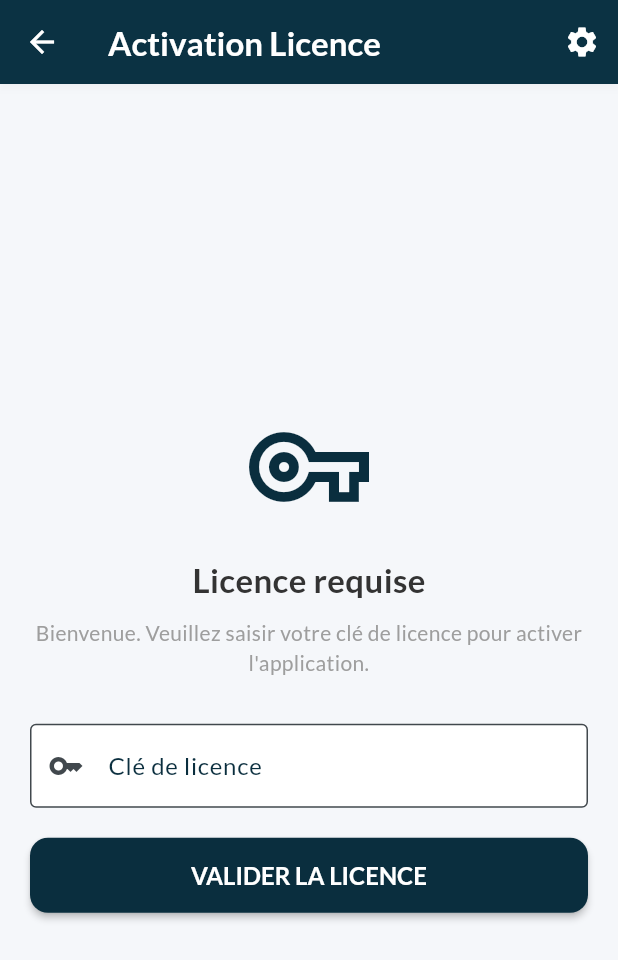
After one commit to airm5500/prestige_app, a Flutter app: the LicenceRegistrationScreen screen opened directly, on a phone screen of 412 x 824 dp. The commit adds this screen. Shown: the top 960 px of the screen. Run offline on Flutter 3.47's test engine with Material 3 defaults, Android fonts, the light colour scheme and no system bars; our stand-ins replace csv, fl_chart, fluttertoast, google_fonts, pdf, printing and 2 more; accounts and stored records are empty; network calls fail.

Commit message:
gestion licence

```diff
--- /dev/null
+++ b/lib/models/licence_model.dart
@@ -0,0 +1,46 @@
+class LicenceModel {
+  final String id;
+  final String typeLicence;
+  final String dateStart;
+  final String dateEnd;
+
+  LicenceModel({
+    required this.id,
+    required this.typeLicence,
+    required this.dateStart,
+    required this.dateEnd,
+  });
+
+  factory LicenceModel.fromJson(Map<String, dynamic> json) {
+    return LicenceModel(
+      id: json['id']?.toString() ?? '',
+      typeLicence: json['typeLicence']?.toString() ?? '',
+      dateStart: json['dateStart']?.toString() ?? '',
+      dateEnd: json['dateEnd']?.toString() ?? '',
+    );
+  }
+
+  DateTime? get expiryDate {
+    if (dateEnd.isEmpty) return null;
+    try {
+      return DateTime.parse(dateEnd);
+    } catch (e) {
+      return null;
+    }
+  }
+
+  int get daysRemaining {
+    final end = expiryDate;
+    if (end == null) return 0;
+
+    final now = DateTime.now();
+    final dateEndOnly = DateTime(end.year, end.month, end.day);
+    final dateNowOnly = DateTime(now.year, now.month, now.day);
+
+    return dateEndOnly.difference(dateNowOnly).inDays;
+  }
+
+  bool get isValid {
+    return daysRemaining >= 0;
+  }
+}
--- /dev/null
+++ b/lib/providers/licence_provider.dart
@@ -0,0 +1,98 @@
+import 'package:flutter/material.dart';
+import 'package:prestige_app/models/licence_model.dart';
+import 'package:prestige_app/services/api_service.dart';
+
+enum LicenceStatus { unknown, valid, expired, notFound, checking }
+
+class LicenceProvider extends ChangeNotifier {
+  LicenceModel? _licence;
+  LicenceStatus _status = LicenceStatus.unknown;
+  String? _errorMessage;
+
+  LicenceModel? get licence => _licence;
+  LicenceStatus get status => _status;
+  String? get errorMessage => _errorMessage;
+
+  // Vérifier la licence au démarrage
+  Future<void> checkLicence(BuildContext context) async {
+    _status = LicenceStatus.checking;
+    notifyListeners();
+
+    try {
+      final apiService = ApiService(); // Ou via Provider si injecté
+      final result = await apiService.findLicence(context);
+
+      if (result != null) {
+        _licence = result;
+        if (_licence!.isValid) {
+          _status = LicenceStatus.valid;
+        } else {
+          _status = LicenceStatus.expired;
+        }
+      } else {
+        _licence = null;
+        _status = LicenceStatus.notFound;
+      }
+    } catch (e) {
+      _status = LicenceStatus.notFound;
+      _errorMessage = e.toString();
+    }
+    notifyListeners();
+  }
+
+  // Enregistrer une nouvelle licence
+  Future<bool> registerLicence(BuildContext context, String key) async {
+    try {
+      final apiService = ApiService();
+      await apiService.registerLicence(context, key);
+
+      // Si succès, on revérifie immédiatement le statut
+      await checkLicence(context);
+      return _status == LicenceStatus.valid;
+    } catch (e) {
+      _errorMessage = e.toString();
+      notifyListeners();
+      return false;
+    }
+  }
+
+  // Logique des alertes périodiques
+  String? getAlertMessage() {
+    if (_licence == null) return null;
+
+    final days = _licence!.daysRemaining;
+
+    // La veille (1 jour ou 0 jour si c'est aujourd'hui)
+    if (days <= 1 && days >= 0) {
+      return "Attention : Votre licence expire ${days == 0 ? "aujourd'hui" : "demain"} !";
+    }
+    // 1 Semaine (entre 2 et 7 jours)
+    if (days <= 7 && days > 1) {
+      return "Rappel : Votre licence expire dans moins d'une semaine ($days jours).";
+    }
+    // 1 Mois (environ 30 jours, disons entre 25 et 30 pour cibler la notif)
+    if (days <= 30 && days > 25) {
+      return "Information : Il vous reste environ 1 mois de licence.";
+    }
+    // 3 Mois (environ 90 jours, disons entre 85 et 90)
+    if (days <= 90 && days > 85) {
+      return "Information : Échéance de licence dans 3 mois.";
+    }
+
+    return null;
+  }
+
+  // ... code existant ...
+
+  // Méthode rapide pour vérifier si la date locale est dépassée
+  // Utile quand l'app revient au premier plan
+  void revalidateLocalStatus() {
+    if (_licence != null) {
+      if (!_licence!.isValid) {
+        // Si la date est dépassée localement, on force le statut expiré
+        _status = LicenceStatus.expired;
+        notifyListeners();
+      }
+    }
+  }
+}
--- /dev/null
+++ b/lib/screens/licence_registration_screen.dart
@@ -0,0 +1,118 @@
+import 'package:flutter/material.dart';
+import 'package:provider/provider.dart';
+import 'package:prestige_app/providers/licence_provider.dart';
+import 'package:prestige_app/screens/settings_screen.dart';
+
+class LicenceRegistrationScreen extends StatefulWidget {
+  const LicenceRegistrationScreen({Key? key}) : super(key: key);
+
+  @override
+  _LicenceRegistrationScreenState createState() => _LicenceRegistrationScreenState();
+}
+
+class _LicenceRegistrationScreenState extends State<LicenceRegistrationScreen> {
+  final TextEditingController _keyController = TextEditingController();
+  bool _isSubmitting = false;
+
+  @override
+  Widget build(BuildContext context) {
+    final licenceProvider = Provider.of<LicenceProvider>(context);
+    final isExpired = licenceProvider.status == LicenceStatus.expired;
+
+    return Scaffold(
+      appBar: AppBar(
+        title: const Text("Activation Licence"),
+        backgroundColor: Theme.of(context).primaryColor,
+        actions: [
+          // Bouton Configuration si besoin
+          IconButton(
+            icon: const Icon(Icons.settings),
+            onPressed: () {
+              Navigator.push(
+                context,
+                MaterialPageRoute(builder: (context) => const SettingsScreen()),
+              );
+            },
+            tooltip: "Configuration Serveur",
+          )
+        ],
+      ),
+      body: Padding(
+        padding: const EdgeInsets.all(20.0),
+        child: Center(
+          child: SingleChildScrollView(
+            child: Column(
+              mainAxisAlignment: MainAxisAlignment.center,
+              children: [
+                Icon(
+                  isExpired ? Icons.timer_off_outlined : Icons.vpn_key_outlined,
+                  size: 80,
+                  color: isExpired ? Colors.red : Theme.of(context).primaryColor,
+                ),
+                const SizedBox(height: 20),
+                Text(
+                  isExpired ? "Votre licence a expiré." : "Licence requise",
+                  style: const TextStyle(fontSize: 22, fontWeight: FontWeight.bold),
+                ),
+                const SizedBox(height: 10),
+                Text(
+                  isExpired
+                      ? "Veuillez saisir une nouvelle clé pour continuer à utiliser l'application."
+                      : "Bienvenue. Veuillez saisir votre clé de licence pour activer l'application.",
+                  textAlign: TextAlign.center,
+                  style: const TextStyle(color: Colors.grey),
+                ),
+                const SizedBox(height: 30),
+                TextField(
+                  controller: _keyController,
+                  decoration: const InputDecoration(
+                    labelText: "Clé de licence",
+                    border: OutlineInputBorder(),
+                    prefixIcon: Icon(Icons.key),
+                  ),
+                ),
+                const SizedBox(height: 20),
+                if (licenceProvider.errorMessage != null)
+                  Padding(
+                    padding: const EdgeInsets.only(bottom: 10),
+                    child: Text(
+                      licenceProvider.errorMessage!,
+                      style: const TextStyle(color: Colors.red),
+                      textAlign: TextAlign.center,
+                    ),
+                  ),
+                SizedBox(
+                  width: double.infinity,
+                  height: 50,
+                  child: ElevatedButton(
+                    onPressed: _isSubmitting ? null : () async {
+                      if (_keyController.text.isEmpty) return;
+
+                      setState(() => _isSubmitting = true);
+                      final success = await licenceProvider.registerLicence(context, _keyController.text.trim());
+                      setState(() => _isSubmitting = false);
+
+                      if (success) {
+                        ScaffoldMessenger.of(context).showSnackBar(
+                          const SnackBar(content: Text("Licence activée avec succès !")),
+                        );
+                        // La redirection sera gérée automatiquement par le AuthWrapper dans main.dart
+                      }
+                    },
+                    style: ElevatedButton.styleFrom(
+                      backgroundColor: Theme.of(context).primaryColor,
+                      foregroundColor: Colors.white,
+                    ),
+                    child: _isSubmitting
+                        ? const CircularProgressIndicator(color: Colors.white)
+                        : const Text("VALIDER LA LICENCE"),
+                  ),
+                ),
+              ],
+            ),
+          ),
+        ),
+      ),
+    );
+  }
+}
```
Also changed, not shown: lib/main.dart (+59 -22 lines), lib/screens/home_screen.dart (+33 -0 lines), lib/services/api_service.dart (+41 -0 lines), 1 other file.
